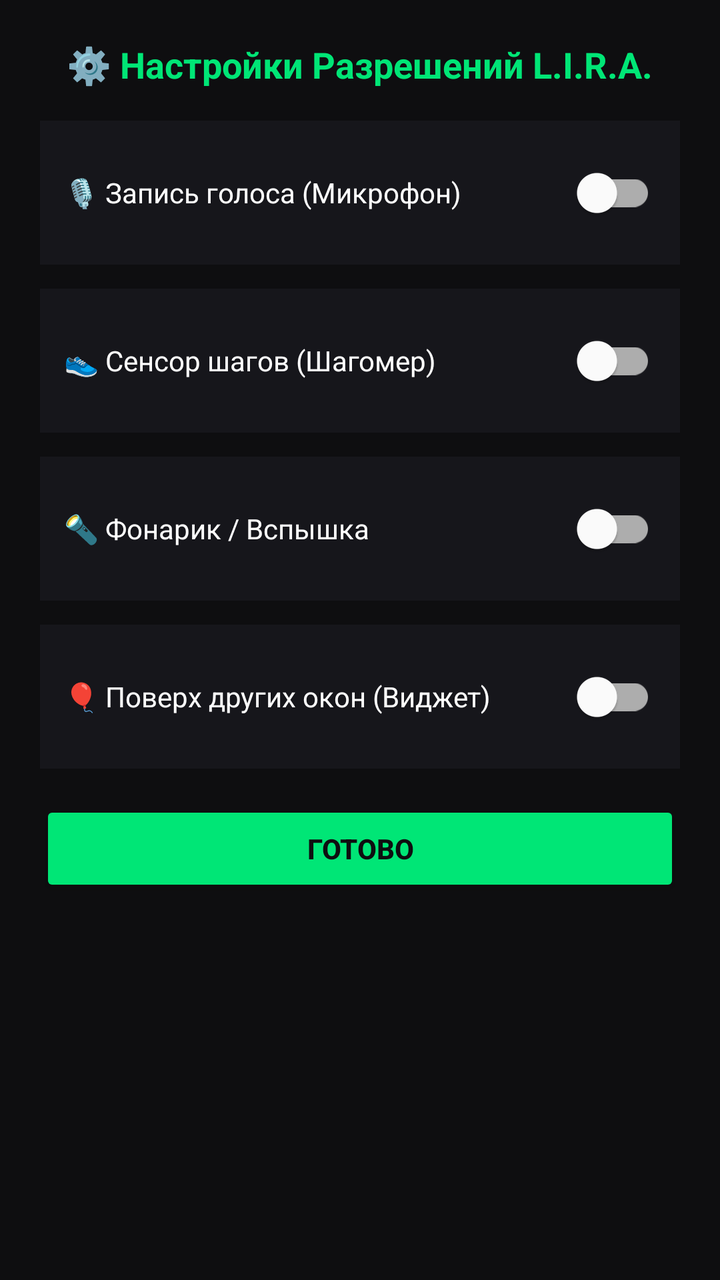
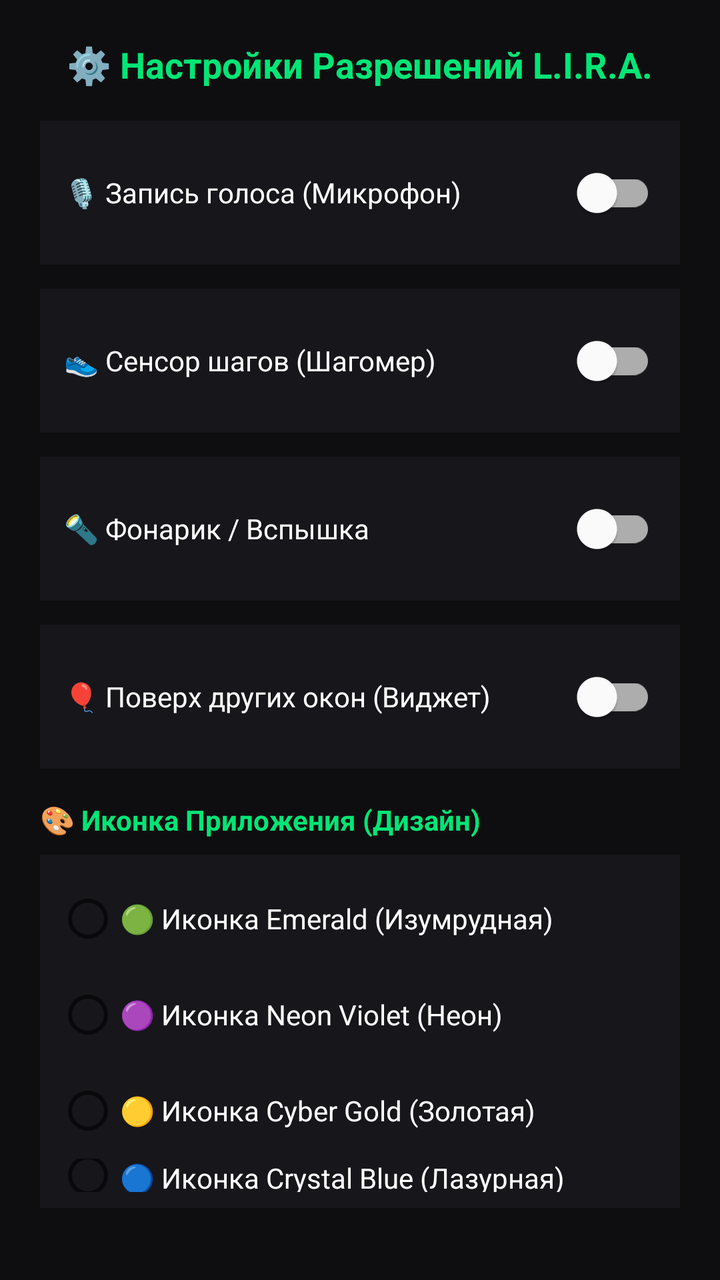

An Android layout rendered at two revisions. The XML below is the earlier revision; the diff shows what the commit changed to produce the second picture.
<!-- AndroidManifest.xml: application theme Theme.LiraAssistant -->
<!-- res/layout/dialog_settings.xml -->
<?xml version="1.0" encoding="utf-8"?>
<LinearLayout xmlns:android="http://schemas.android.com/apk/res/android"
    xmlns:app="http://schemas.android.com/apk/res-auto"
    android:layout_width="match_parent"
    android:layout_height="wrap_content"
    android:background="@color/bg_dark"
    android:orientation="vertical"
    android:padding="20dp">

    <TextView
        android:layout_width="wrap_content"
        android:layout_height="wrap_content"
        android:layout_gravity="center_horizontal"
        android:layout_marginBottom="16dp"
        android:text="⚙️ Настройки Разрешений L.I.R.A."
        android:textColor="@color/primary_emerald"
        android:textSize="18sp"
        android:textStyle="bold" />

    
    <LinearLayout
        android:layout_width="match_parent"
        android:layout_height="wrap_content"
        android:layout_marginBottom="12dp"
        android:background="@color/bg_card"
        android:gravity="center_vertical"
        android:orientation="horizontal"
        android:padding="12dp">

        <TextView
            android:layout_width="0dp"
            android:layout_height="wrap_content"
            android:layout_weight="1"
            android:text="🎙️ Запись голоса (Микрофон)"
            android:textColor="@color/text_white"
            android:textSize="14sp" />

        <com.google.android.material.switchmaterial.SwitchMaterial
            android:id="@+id/switch_mic"
            android:layout_width="wrap_content"
            android:layout_height="wrap_content"
            app:useMaterialThemeColors="true" />
    </LinearLayout>

    
    <LinearLayout
        android:layout_width="match_parent"
        android:layout_height="wrap_content"
        android:layout_marginBottom="12dp"
        android:background="@color/bg_card"
        android:gravity="center_vertical"
        android:orientation="horizontal"
        android:padding="12dp">

        <TextView
            android:layout_width="0dp"
            android:layout_height="wrap_content"
            android:layout_weight="1"
            android:text="👟 Сенсор шагов (Шагомер)"
            android:textColor="@color/text_white"
            android:textSize="14sp" />

        <com.google.android.material.switchmaterial.SwitchMaterial
            android:id="@+id/switch_pedometer"
            android:layout_width="wrap_content"
            android:layout_height="wrap_content"
            app:useMaterialThemeColors="true" />
    </LinearLayout>

    
    <LinearLayout
        android:layout_width="match_parent"
        android:layout_height="wrap_content"
        android:layout_marginBottom="12dp"
        android:background="@color/bg_card"
        android:gravity="center_vertical"
        android:orientation="horizontal"
        android:padding="12dp">

        <TextView
            android:layout_width="0dp"
            android:layout_height="wrap_content"
            android:layout_weight="1"
            android:text="🔦 Фонарик / Вспышка"
            android:textColor="@color/text_white"
            android:textSize="14sp" />

        <com.google.android.material.switchmaterial.SwitchMaterial
            android:id="@+id/switch_camera"
            android:layout_width="wrap_content"
            android:layout_height="wrap_content"
            app:useMaterialThemeColors="true" />
    </LinearLayout>

    
    <LinearLayout
        android:layout_width="match_parent"
        android:layout_height="wrap_content"
        android:layout_marginBottom="16dp"
        android:background="@color/bg_card"
        android:gravity="center_vertical"
        android:orientation="horizontal"
        android:padding="12dp">

        <TextView
            android:layout_width="0dp"
            android:layout_height="wrap_content"
            android:layout_weight="1"
            android:text="🎈 Поверх других окон (Виджет)"
            android:textColor="@color/text_white"
            android:textSize="14sp" />

        <com.google.android.material.switchmaterial.SwitchMaterial
            android:id="@+id/switch_overlay"
            android:layout_width="wrap_content"
            android:layout_height="wrap_content"
            app:useMaterialThemeColors="true" />
    </LinearLayout>

    <Button
        android:id="@+id/btn_close_settings"
        android:layout_width="match_parent"
        android:layout_height="wrap_content"
        android:backgroundTint="@color/primary_emerald"
        android:text="Готово"
        android:textColor="@color/bg_dark"
        android:textStyle="bold" />

</LinearLayout>
<!-- resources referenced by this layout -->
<resources>
  <color name="bg_card">#16161B</color>
  <color name="bg_dark">#0E0E10</color>
  <color name="primary_emerald">#00E676</color>
  <color name="text_white">#FFFFFF</color>
  <style name="Theme.LiraAssistant" parent="Theme.MaterialComponents.DayNight.NoActionBar">
          <item name="colorPrimary">@color/primary_emerald</item>
          <item name="colorPrimaryVariant">@color/primary_emerald_dark</item>
          <item name="colorOnPrimary">@color/bg_dark</item>
          <item name="colorSecondary">@color/accent_blue</item>
          <item name="android:statusBarColor">@color/bg_dark</item>
          <item name="android:windowBackground">@color/bg_dark</item>
      </style>
  <color name="primary_emerald_dark">#00B0FF</color>
  <color name="accent_blue">#2979FF</color>
</resources>

<!-- the commit's change to res/layout/dialog_settings.xml (unified diff, before → after) -->
@@ -117,6 +117,54 @@
             app:useMaterialThemeColors="true" />
     </LinearLayout>
 
+    
+    <TextView
+        android:layout_width="wrap_content"
+        android:layout_height="wrap_content"
+        android:layout_marginBottom="8dp"
+        android:text="🎨 Иконка Приложения (Дизайн)"
+        android:textColor="@color/primary_emerald"
+        android:textSize="14sp"
+        android:textStyle="bold" />
+
+    <RadioGroup
+        android:id="@+id/rg_icon_theme"
+        android:layout_width="match_parent"
+        android:layout_height="wrap_content"
+        android:layout_marginBottom="16dp"
+        android:background="@color/bg_card"
+        android:orientation="vertical"
+        android:padding="8dp">
+
+        <RadioButton
+            android:id="@+id/rb_icon_emerald"
+            android:layout_width="match_parent"
+            android:layout_height="wrap_content"
+            android:text="🟢 Иконка Emerald (Изумрудная)"
+            android:textColor="@color/text_white" />
+
+        <RadioButton
+            android:id="@+id/rb_icon_violet"
+            android:layout_width="match_parent"
+            android:layout_height="wrap_content"
+            android:text="🟣 Иконка Neon Violet (Неон)"
+            android:textColor="@color/text_white" />
+
+        <RadioButton
+            android:id="@+id/rb_icon_gold"
+            android:layout_width="match_parent"
+            android:layout_height="wrap_content"
+            android:text="🟡 Иконка Cyber Gold (Золотая)"
+            android:textColor="@color/text_white" />
+
+        <RadioButton
+            android:id="@+id/rb_icon_blue"
+            android:layout_width="match_parent"
+            android:layout_height="wrap_content"
+            android:text="🔵 Иконка Crystal Blue (Лазурная)"
+            android:textColor="@color/text_white" />
+    </RadioGroup>
+
     <Button
         android:id="@+id/btn_close_settings"
         android:layout_width="match_parent"
